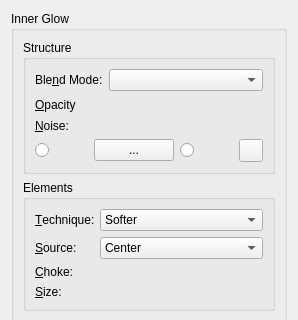
Above: krita/ui/layerstyles/wdgInnerGlow.ui from KDE/krita before the change; both pictures show x 0 to 298 and y 0 to 320 of the 298 by 476 pixel window. Below: the same form after it.
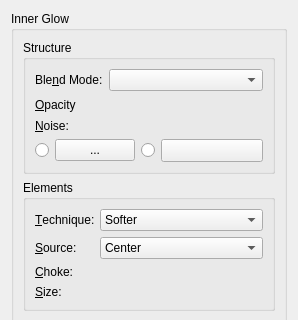
That is the form after the change. Custom widgets are drawn as their Qt base class.

```diff
--- a/krita/ui/layerstyles/wdgInnerGlow.ui
+++ b/krita/ui/layerstyles/wdgInnerGlow.ui
@@ -131,7 +131,14 @@
             </widget>
            </item>
            <item>
-            <widget class="KisCmbGradient" name="cmbGradient"/>
+            <widget class="KisCmbGradient" name="cmbGradient">
+             <property name="sizePolicy">
+              <sizepolicy hsizetype="Expanding" vsizetype="Fixed">
+               <horstretch>0</horstretch>
+               <verstretch>0</verstretch>
+              </sizepolicy>
+             </property>
+            </widget>
            </item>
           </layout>
          </item>
```
Left out of the diff: 46 changed lines with no effect on the pictures.
